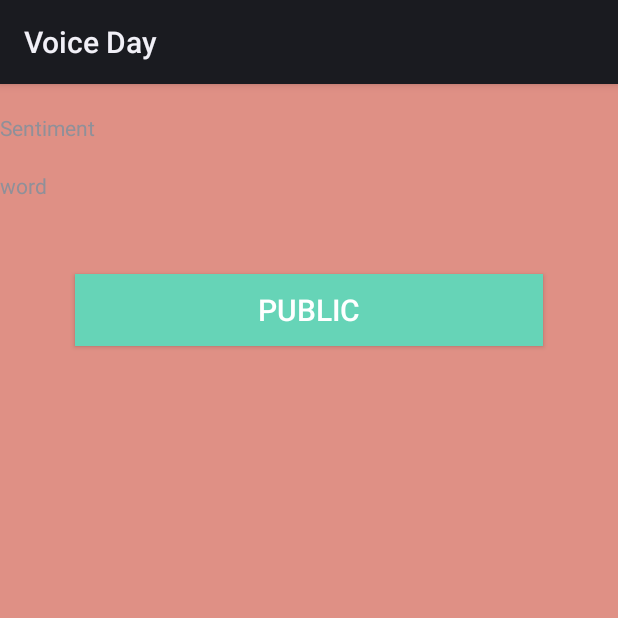
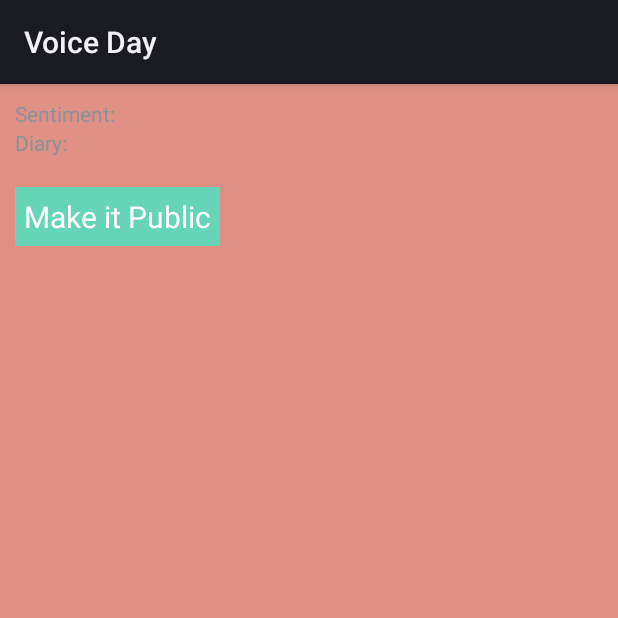
Before and after one commit to KathyTian/VoiceDay-Milestone-3-update, an Android app: the Details screen opened directly, with no data from a screen before it, on a phone screen of 412 x 824 dp, the top half of it. Run offline under Robolectric (Android 15) with nearby library versions, the phone set to English and light mode, and no system bars.

Commit message:
update UI

```diff
--- a/app/src/main/res/layout/details.xml
+++ b/app/src/main/res/layout/details.xml
@@ -5,43 +5,61 @@
     android:orientation="vertical"
     android:background="@drawable/layout_backgroud">
 
+    <RelativeLayout
+        android:layout_width="match_parent"
+        android:layout_height="wrap_content"
+        android:layout_margin="10dp" >
+
     <TextView
         android:id="@+id/time"
-        android:layout_width="match_parent"
+        android:layout_width="wrap_content"
+        android:layout_alignParentLeft="true"
         android:layout_height="wrap_content" />
 
     <TextView
+        android:id = "@+id/sentitle"
         android:layout_width="wrap_content"
         android:layout_height="wrap_content"
-        android:text="Sentiment" />
+        android:layout_alignParentLeft="true"
+        android:text="Sentiment:" />
 
     <TextView
         android:id="@+id/sentiment"
-        android:layout_width="match_parent"
-        android:layout_height="wrap_content" />
+        android:layout_width="wrap_content"
+        android:layout_height="wrap_content"
+        android:layout_marginLeft="10dp"
+        android:layout_toRightOf="@+id/sentitle"/>
 
     <TextView
+        android:id="@+id/wordtitle"
         android:layout_width="wrap_content"
         android:layout_height="wrap_content"
-        android:text="word" />
+        android:layout_alignParentLeft="true"
+        android:text="Diary:"
+        android:layout_below="@+id/sentitle"/>
 
     <TextView
         android:id="@+id/word"
-        android:layout_width="match_parent"
-        android:layout_height="wrap_content" />
-
-    <Button
-        android:id="@+id/ppublic"
+        android:layout_width="wrap_content"
+        android:layout_height="wrap_content"
+        android:layout_toRightOf="@+id/wordtitle"
+        android:layout_marginLeft="10dp"
+        android:layout_below="@+id/sentitle"/>
+    </RelativeLayout>
+    <RelativeLayout
         android:layout_width="match_parent"
         android:layout_height="wrap_content"
-
-        android:layout_marginLeft="@dimen/margin_"
-        android:layout_marginRight="@dimen/margin_"
-        android:layout_marginTop="30dp"
+        android:layout_margin="10dp" >
+    <TextView
+        android:id="@+id/ppublic"
+        android:layout_width="wrap_content"
+        android:layout_height="wrap_content"
         android:background="@color/skyblue"
-        android:text="Public"
+        android:text="Make it Public"
         android:onClick="MakePublic"
         android:textSize="20sp"
-        android:textColor="@color/white"/>
+        android:textColor="@color/white"
 
+        style="@style/LabelText" />
+    </RelativeLayout>
 </LinearLayout>
--- a/app/src/main/res/layout/iatdemo.xml
+++ b/app/src/main/res/layout/iatdemo.xml
@@ -97,7 +97,7 @@
             android:layout_height="wrap_content"
             android:layout_marginBottom="8dp"
             android:layout_toRightOf="@+id/tv1"
-            android:layout_marginLeft="5dp"
+            android:layout_marginLeft="10dp"
             tools:text="Sentiment score is - " />
 
         <TextView
@@ -116,7 +116,7 @@
             android:layout_height="wrap_content"
             android:layout_marginBottom="8dp"
             android:layout_toRightOf="@+id/tv1"
-            android:layout_marginLeft="5dp"
+            android:layout_marginLeft="10dp"
             android:layout_below="@+id/tv1"
             tools:text="Sentiment score is - " />
 
--- a/app/src/main/res/layout/tab3_music.xml
+++ b/app/src/main/res/layout/tab3_music.xml
@@ -53,13 +53,12 @@
         android:layout_alignParentRight="true"
         android:layout_marginRight="20dp"
         android:text="stop"/>
+
     <ImageView
         android:src="@drawable/watermelon"
         android:layout_width="wrap_content"
         android:layout_height="wrap_content"
-        android:layout_marginLeft="70dp"
-        android:layout_marginRight="50dp"
-        android:layout_marginTop="200dp"
+        android:layout_marginTop="250dp"
         android:id="@+id/songView" />
 
 </RelativeLayout>
--- a/app/src/main/res/layout/tab4_image.xml
+++ b/app/src/main/res/layout/tab4_image.xml
@@ -16,7 +16,7 @@
         android:weightSum="1">
 
         <Button
-            android:layout_width="wrap_content"
+            android:layout_width="match_parent"
             android:layout_height="wrap_content"
             android:text="Recognize Image"
             android:id="@+id/button_recognize"
```
Also changed, not shown: app/src/main/res/layout/recognize.xml (+4 -5 lines), app/src/main/res/layout/select_image.xml (+23 -13 lines), app/src/main/res/drawable/barebears.png (added), 385 other files.
